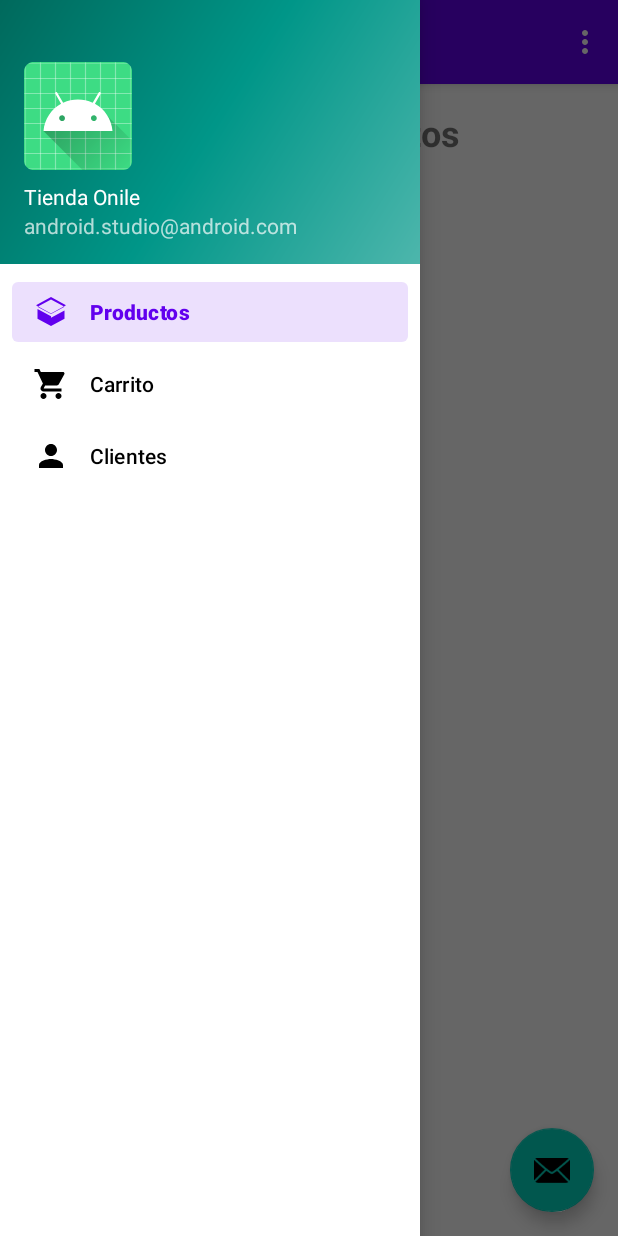
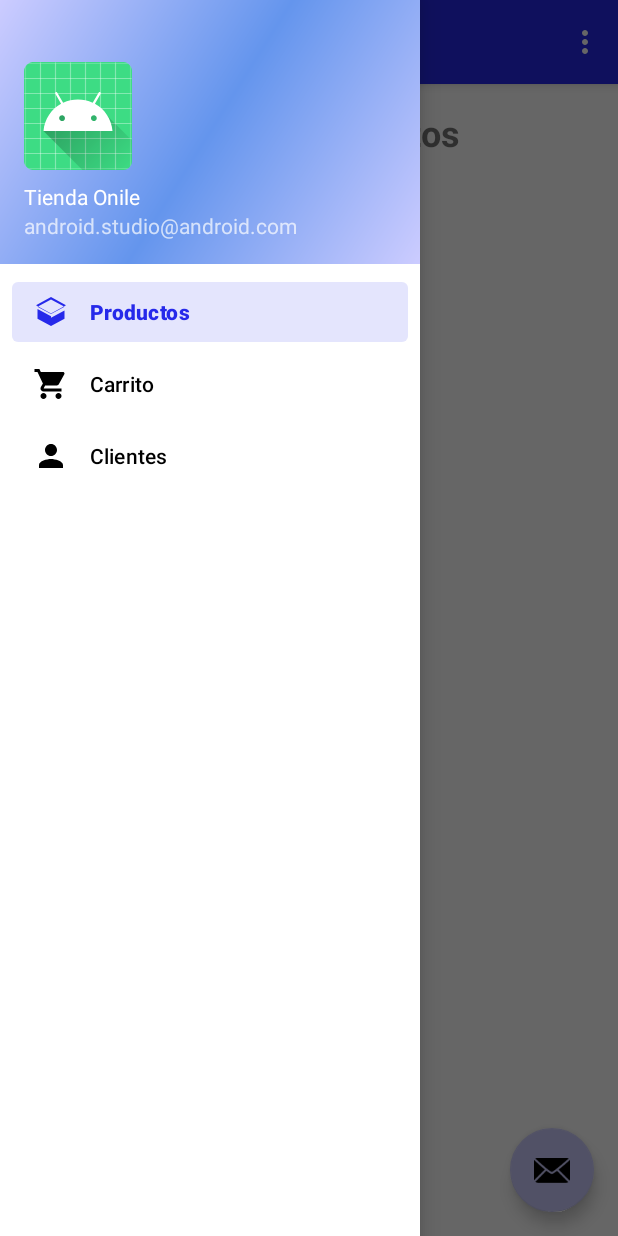
Before and after one commit to jhonniercastro/Tienda-Online-, an Android app: the MainActivity screen opened directly, with no data from a screen before it, with the side drawer open, on a phone screen of 412 x 824 dp. Run offline under Robolectric (Android 15) with nearby library versions, the phone set to English and light mode, and no system bars; our stand-ins replace navigation-ui.

Commit message:
Ajustes de colores

```diff
--- a/app/src/main/res/drawable/side_nav_bar.xml
+++ b/app/src/main/res/drawable/side_nav_bar.xml
@@ -2,8 +2,8 @@
     android:shape="rectangle">
     <gradient
         android:angle="135"
-        android:centerColor="#009688"
-        android:endColor="#00695C"
-        android:startColor="#4DB6AC"
+        android:centerColor="#6495ED"
+        android:endColor="#CCCCFF"
+        android:startColor="#CCCCFF"
         android:type="linear" />
 </shape>
--- a/app/src/main/res/values/colors.xml
+++ b/app/src/main/res/values/colors.xml
@@ -1,10 +1,10 @@
 <?xml version="1.0" encoding="utf-8"?>
 <resources>
     <color name="purple_200">#FFBB86FC</color>
-    <color name="purple_500">#FF6200EE</color>
-    <color name="purple_700">#FF3700B3</color>
-    <color name="teal_200">#FF03DAC5</color>
-    <color name="teal_700">#FF018786</color>
+    <color name="purple_500">#2629ea</color>
+    <color name="purple_700">#2629ea</color>
+    <color name="teal_200">#CCCCFF</color>
+    <color name="teal_700">#CCCCFF</color>
     <color name="black">#FF000000</color>
     <color name="white">#FFFFFFFF</color>
 </resources>
```
